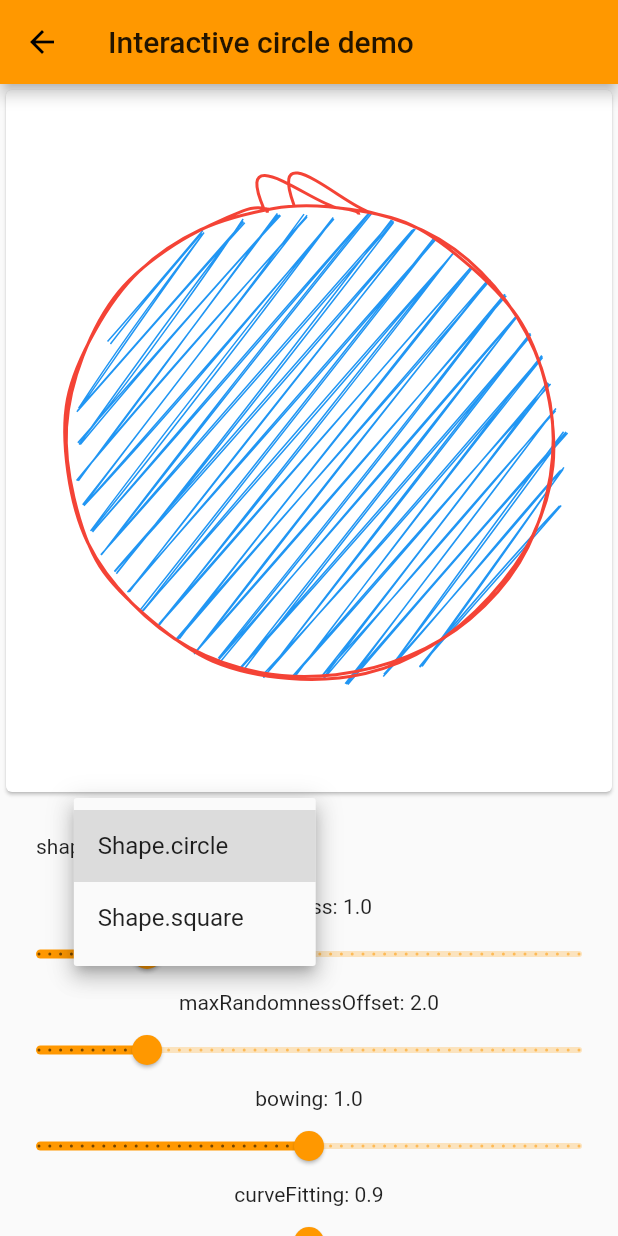
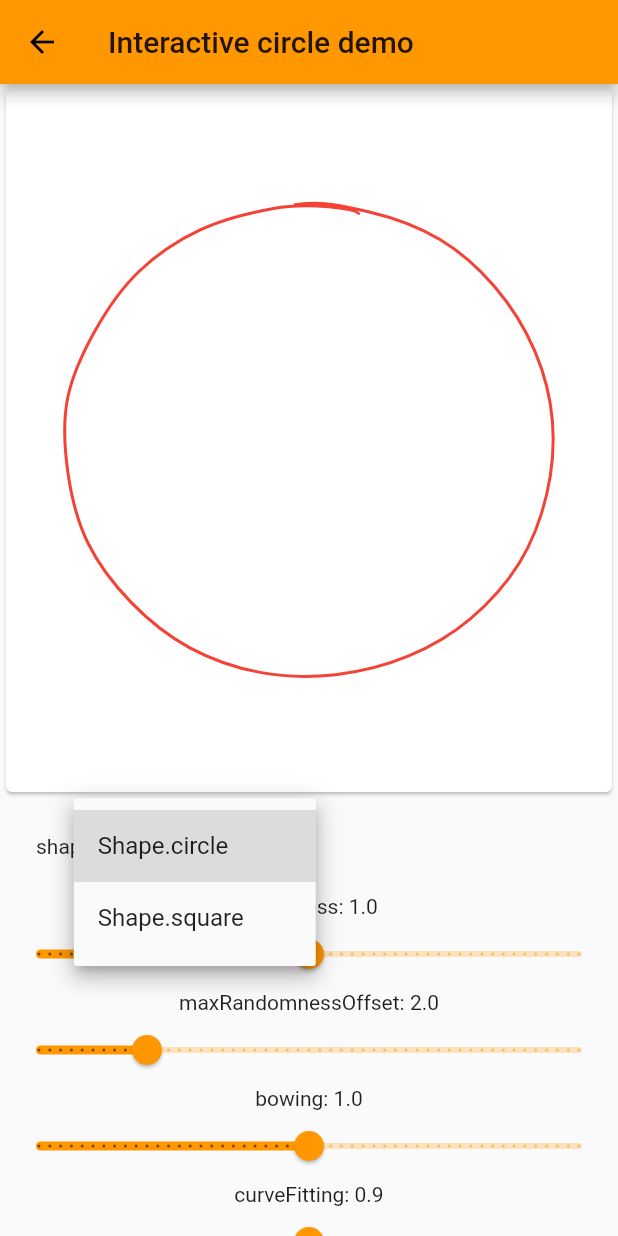
Before and after one commit to sergiandreplace/flutter_rough, a Flutter app: the InteractiveCirclePage screen opened directly, after a tap on "Shape.circle", on a phone screen of 412 x 824 dp. Run offline on Flutter 3.47's test engine with Material 2 defaults, Android fonts, the phone set to English and light mode, and no system bars.

Commit message:
circle fixed!!!

```diff
--- a/example/lib/pages/interactive_circle.dart
+++ b/example/lib/pages/interactive_circle.dart
@@ -105,10 +105,10 @@ class _InteractiveBodyState extends State<InteractiveBody> {
                 ),
               ),
               ConfigSlider(
-                label: "rougness",
+                label: "roughness",
                 value: roughness,
                 min: 0,
-                max: 5,
+                max: 2,
                 steps: 50,
                 onChange: (value) => updateState(roughness: value),
               ),
@@ -145,8 +145,9 @@ class _InteractiveBodyState extends State<InteractiveBody> {
               ConfigSlider(
                 label: "curveStepCount",
                 value: curveStepCount,
-                min: 2,
-                max: 10,
+                min: 1,
+                max: 11,
+                steps: 100,
                 onChange: (value) => updateState(curveStepCount: value),
               ),
             ],
@@ -232,8 +233,8 @@ class CirclePainter extends CustomPainter {
         curveFitting: curveFitting,
         curveTightness: curveTightness,
         curveStepCount: curveStepCount,
-    );
-    Generator generator = Generator(drawConfig, ZigZagFiller(FillerConfig().copyWith(drawConfig: drawConfig)));
+        seed: 1);
+    Generator generator = Generator(drawConfig, NoFiller(FillerConfig().copyWith(drawConfig: drawConfig)));
     Drawable figure;
     double s = min(size.width, size.height);
     switch (shape) {
--- a/lib/src/config.dart
+++ b/lib/src/config.dart
@@ -48,9 +48,7 @@ class DrawConfig {
           curveTightness: curveTightness ?? defaultValues.curveTightness,
           curveStepCount: curveStepCount ?? defaultValues.curveStepCount,
           seed: seed ?? defaultValues.seed,
-          randomizer: Randomizer(
-            seed: seed ?? defaultValues.seed,
-          ));
+          randomizer: Randomizer(seed: seed ?? defaultValues.seed));
 
   double offset(double min, double max, [double roughnessGain = 1]) {
     return roughness * roughnessGain * ((randomizer.next() * (max - min)) + min);
@@ -102,3 +100,21 @@ class Randomizer {
 
   double next() => _random.nextDouble();
 }
+
+class Randomizer2 {
+  int _seed;
+
+  Randomizer({int seed = 0}) {
+    _seed = seed;
+  }
+
+  int get seed => _seed;
+
+  double next() {
+    _seed = 48272 * _seed;
+    double result = (powInt(2, 31) - 1 & (48271 * _seed)) / pow(2, 31);
+    return result;
+  }
+
+  int powInt(num x, num exponent) => pow(x, exponent).floor();
+}
--- a/lib/src/renderer.dart
+++ b/lib/src/renderer.dart
@@ -119,7 +119,7 @@ class OpsGenerator {
     return o1 + o2;
   }
 
-  static List<Op> curve(List<PointD> points, PointD closePoint, DrawConfig config) {
+  static List<Op> curve(List<PointD> points, DrawConfig config) {
     int len = points.length;
     List<Op> ops = [];
     if (len > 3) {
@@ -134,10 +134,6 @@ class OpsGenerator {
         final control2 = PointD(next.x + (s * point.x - s * afterNext.x) / 6, next.y + (s * point.y - s * afterNext.y) / 6);
         final end = PointD(next.x, next.y);
         ops.add(Op.curveTo(control1, control2, end));
-      }
-      if (closePoint != null) {
-        double ro = config.maxRandomnessOffset;
-        ops.add(Op.lineTo(PointD(closePoint.x + config.offsetSymmetric(ro), closePoint.y + config.offsetSymmetric(ro))));
       }
     } else if (len == 3) {
       ops.add(Op.move(points[1]));
@@ -182,9 +178,9 @@ EllipseResult ellipseWithParams(double x, double y, DrawConfig config, EllipsePa
     overlap: 0,
     config: config,
   );
-  List<Op> o1 = OpsGenerator.curve(ellipsePoints1.allPoints, null, config);
-  List<Op> o2 = OpsGenerator.curve(ellipsePoints2.allPoints, null, config);
-  return EllipseResult(estimatedPoints: ellipsePoints1.corePoints, opset: OpSet(type: OpSetType.path, ops: o1 + o2));
+  List<Op> o1 = OpsGenerator.curve(ellipsePoints1.allPoints, config);
+  List<Op> o2 = OpsGenerator.curve(ellipsePoints2.allPoints, config);
+  return EllipseResult(estimatedPoints: ellipsePoints1.corePoints, opset: OpSet(type: OpSetType.path, ops: o1)); //+ o2));
 }
 
 ComputedEllipsePoints _computeEllipsePoints({
@@ -201,8 +197,8 @@ ComputedEllipsePoints _computeEllipsePoints({
   List<PointD> allPoints = [];
   double radOffset = config.offsetSymmetric(0.5) - pi / 2;
   allPoints.add(PointD(
-    config.offsetSymmetric(offset) + cx + 0.9 * rx + cos(radOffset - increment),
-    config.offsetSymmetric(offset) + cy + 0.9 * ry + sin(radOffset - increment),
+    config.offsetSymmetric(offset) + cx + 0.9 * rx * cos(radOffset - increment),
+    config.offsetSymmetric(offset) + cy + 0.9 * ry * sin(radOffset - increment),
   ));
   for (double angle = radOffset; angle < (pi * 2 + radOffset - 0.01); angle = angle + increment) {
     PointD p = PointD(
```
Lines whose indentation alone changed are shown as unchanged.
